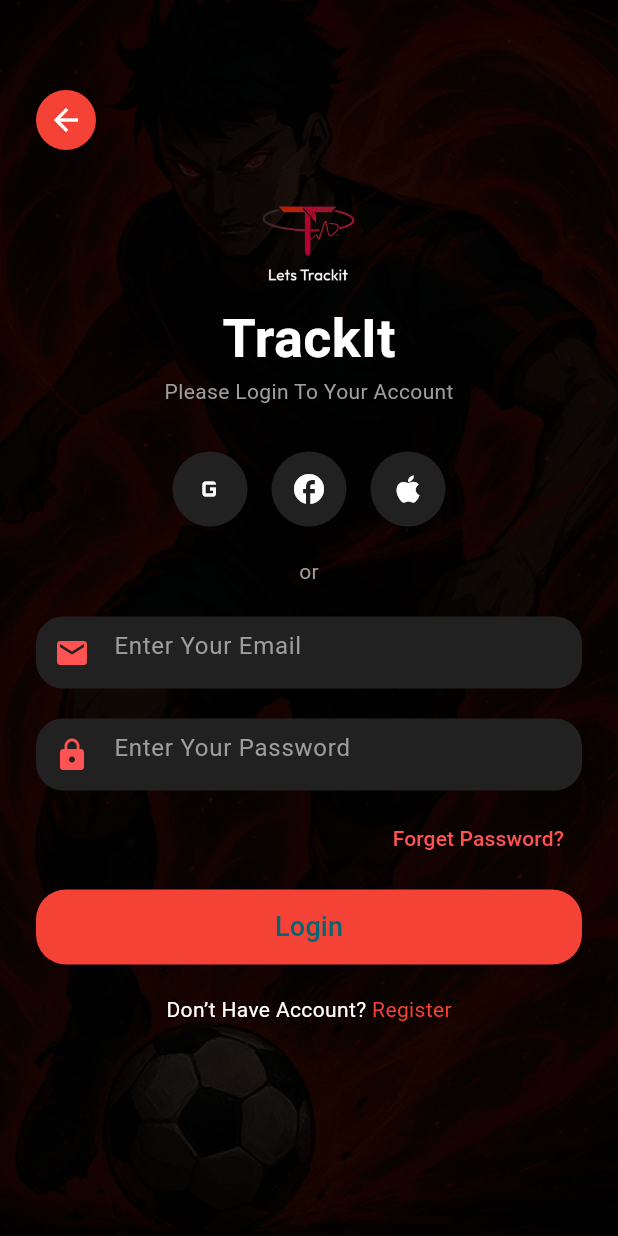
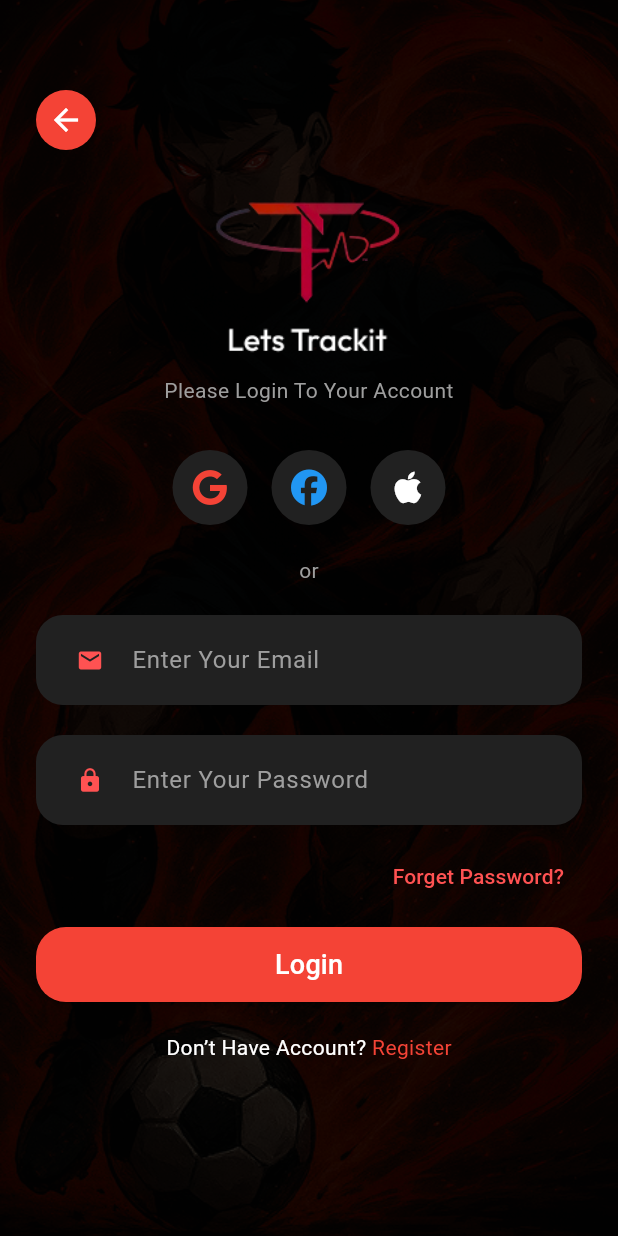
Before and after one commit to Shouryan-Bharote/Athlete_360, a Flutter app: the LoginScreen screen opened directly, on a phone screen of 412 x 824 dp. Run offline on Flutter 3.47's test engine with Material 3 defaults, Android fonts, the light colour scheme and no system bars; our stand-ins replace curved_navigation_bar, font_awesome_flutter, go_router, hugeicons.

Commit message:
fine changes

```diff
--- a/lib/Navigation/main_router.dart
+++ b/lib/Navigation/main_router.dart
@@ -10,15 +10,20 @@ import 'package:athlete_360/Pages/MessagesScreen.dart';
 import 'package:athlete_360/Pages/VenuesScreen.dart';
 import 'package:athlete_360/Pages/coach_selection.dart';
 import 'package:athlete_360/Pages/PlayerProfilePage.dart';
+import 'package:athlete_360/Pages/LoginScreen.dart';
 
 class MainRouter {
   final GoRouter router = GoRouter(
     // use this while debugging for now
-    initialLocation: "/playerProfile",
+    initialLocation: "/LoginScreen",
     errorBuilder:
         (context, state) =>
             Scaffold(body: Center(child: Text("Error: ${state.error}"))),
     routes: [
+      GoRoute(
+        path: "/LoginScreen",
+        builder: (context, state) => const LoginScreen(),
+      ),
       GoRoute(
         path: "/player",
         builder: (context, state) => const gettingStarted(),
--- a/lib/Pages/LoginScreen.dart
+++ b/lib/Pages/LoginScreen.dart
@@ -1,7 +1,24 @@
 import 'package:flutter/material.dart';
+import 'package:font_awesome_flutter/font_awesome_flutter.dart';
 
-class LoginScreen extends StatelessWidget {
+class LoginScreen extends StatefulWidget {
   const LoginScreen({super.key});
+
+  @override
+  State<LoginScreen> createState() => _LoginScreenState();
+}
+
+class _LoginScreenState extends State<LoginScreen> {
+  final TextEditingController emailController = TextEditingController();
+  final TextEditingController passwordController = TextEditingController();
+
+  void handleLogin() {
+    final email = emailController.text;
+    final password = passwordController.text;
+
+    print("Email: $email");
+    print("Password: $password");
+  }
 
   @override
   Widget build(BuildContext context) {
@@ -12,16 +29,15 @@ class LoginScreen extends StatelessWidget {
           // Background Image
           Image.asset('assets/images/background.png', fit: BoxFit.cover),
 
-          // Dark Overlay
+          // Dark overlay
           Container(color: Colors.black.withOpacity(0.85)),
 
-          // UI content
+          // Main Content
           SingleChildScrollView(
             padding: const EdgeInsets.symmetric(horizontal: 24, vertical: 60),
             child: Column(
-              crossAxisAlignment: CrossAxisAlignment.center,
               children: [
-                // Back button
+                // Back Button
                 Align(
                   alignment: Alignment.topLeft,
                   child: CircleAvatar(
@@ -29,37 +45,39 @@ class LoginScreen extends StatelessWidget {
                     child: const Icon(Icons.arrow_back, color: Colors.white),
                   ),
                 ),
-                const SizedBox(height: 30),
+                const SizedBox(height: 20),
 
                 // Logo
-                Image.asset(
-                  'assets/images/logo.png',
-                  height: 60,
-                ), // replace with your logo
+                Center(
+                  child: Image.asset('assets/images/logo.png', height: 120),
+                ),
                 const SizedBox(height: 10),
-                const Text(
-                  "TrackIt",
-                  style: TextStyle(
-                    fontSize: 36,
-                    fontWeight: FontWeight.bold,
-                    color: Colors.white,
-                  ),
-                ),
+
                 const Text(
                   "Please Login To Your Account",
                   style: TextStyle(color: Colors.grey),
+                  textAlign: TextAlign.center,
                 ),
                 const SizedBox(height: 30),
 
-                // Social login buttons
+                // Social Buttons
                 Row(
                   mainAxisAlignment: MainAxisAlignment.center,
                   children: [
-                    socialButton(icon: Icons.g_mobiledata),
+                    socialButton(
+                      icon: FontAwesomeIcons.google,
+                      color: Colors.red,
+                    ),
                     const SizedBox(width: 16),
-                    socialButton(icon: Icons.facebook),
+                    socialButton(
+                      icon: FontAwesomeIcons.facebook,
+                      color: Colors.blue,
+                    ),
                     const SizedBox(width: 16),
-                    socialButton(icon: Icons.apple),
+                    socialButton(
+                      icon: FontAwesomeIcons.apple,
+                      color: Colors.white,
+                    ),
                   ],
                 ),
                 const SizedBox(height: 20),
@@ -67,18 +85,25 @@ class LoginScreen extends StatelessWidget {
                 const Text("or", style: TextStyle(color: Colors.grey)),
                 const SizedBox(height: 20),
 
-                // Email field
-                textField(hint: "Enter Your Email", icon: Icons.email),
+                // Email
+                textField(
+                  hint: "Enter Your Email",
+                  icon: Icons.email,
+                  controller: emailController,
+                ),
                 const SizedBox(height: 20),
 
-                // Password field
+                // Password
                 textField(
                   hint: "Enter Your Password",
                   icon: Icons.lock,
+                  controller: passwordController,
                   obscure: true,
                 ),
 
-                const SizedBox(height: 8),
+                const SizedBox(height: 10),
+
+                // Forgot Password
                 Align(
                   alignment: Alignment.centerRight,
                   child: TextButton(
@@ -89,12 +114,11 @@ class LoginScreen extends StatelessWidget {
                     ),
                   ),
                 ),
-
                 const SizedBox(height: 10),
 
-                // Login button
+                // Login Button
                 ElevatedButton(
-                  onPressed: () {},
+                  onPressed: handleLogin,
                   style: ElevatedButton.styleFrom(
                     backgroundColor: Colors.red,
                     minimumSize: const Size(double.infinity, 50),
@@ -102,11 +126,14 @@ class LoginScreen extends StatelessWidget {
                       borderRadius: BorderRadius.circular(20),
                     ),
                   ),
-                  child: const Text("Login", style: TextStyle(fontSize: 18)),
+                  child: const Text(
+                    "Login",
+                    style: TextStyle(fontSize: 18, color: Colors.white),
+                  ),
                 ),
                 const SizedBox(height: 20),
 
-                // Register
+                // Register Link
                 Row(
                   mainAxisAlignment: MainAxisAlignment.center,
                   children: [
@@ -131,25 +158,28 @@ class LoginScreen extends StatelessWidget {
     );
   }
 
-  Widget socialButton({required IconData icon}) {
+  Widget socialButton({required IconData icon, required Color color}) {
     return CircleAvatar(
       radius: 25,
       backgroundColor: Colors.grey.shade900,
-      child: Icon(icon, color: Colors.white),
+      child: FaIcon(icon, color: color),
     );
   }
 
   Widget textField({
     required String hint,
     required IconData icon,
+    required TextEditingController controller,
     bool obscure = false,
   }) {
     return Container(
+      padding: const EdgeInsets.symmetric(horizontal: 12),
       decoration: BoxDecoration(
         color: Colors.grey.shade900,
         borderRadius: BorderRadius.circular(18),
       ),
       child: TextField(
+        controller: controller,
         obscureText: obscure,
         style: const TextStyle(color: Colors.white),
         decoration: InputDecoration(
@@ -157,6 +187,8 @@ class LoginScreen extends StatelessWidget {
           hintText: hint,
           hintStyle: const TextStyle(color: Colors.grey),
           border: InputBorder.none,
+          isDense: true,
+          contentPadding: const EdgeInsets.symmetric(vertical: 18),
         ),
       ),
     );
--- a/lib/Pages/gettingstarted.dart
+++ b/lib/Pages/gettingstarted.dart
@@ -13,6 +13,7 @@
         decoration: const BoxDecoration(
           image: DecorationImage(
             image: AssetImage('assets/getting_started/background.png'),
+
             fit: BoxFit.cover,
           ),
         ),
--- a/pubspec.yaml
+++ b/pubspec.yaml
@@ -30,6 +30,8 @@ environment:
 dependencies:
   flutter:
     sdk: flutter
+  font_awesome_flutter: ^10.7.0
+
 
   cupertino_icons: ^1.0.8
   hugeicons: ^0.0.1
```
Also changed, not shown: pubspec.lock (added).
